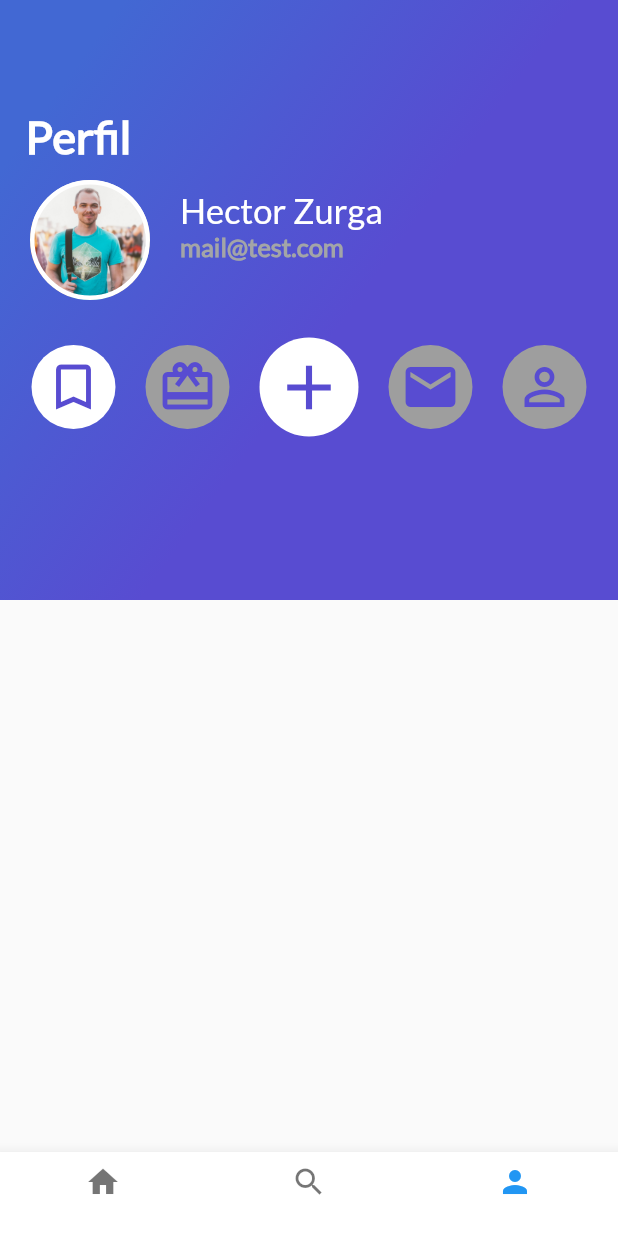
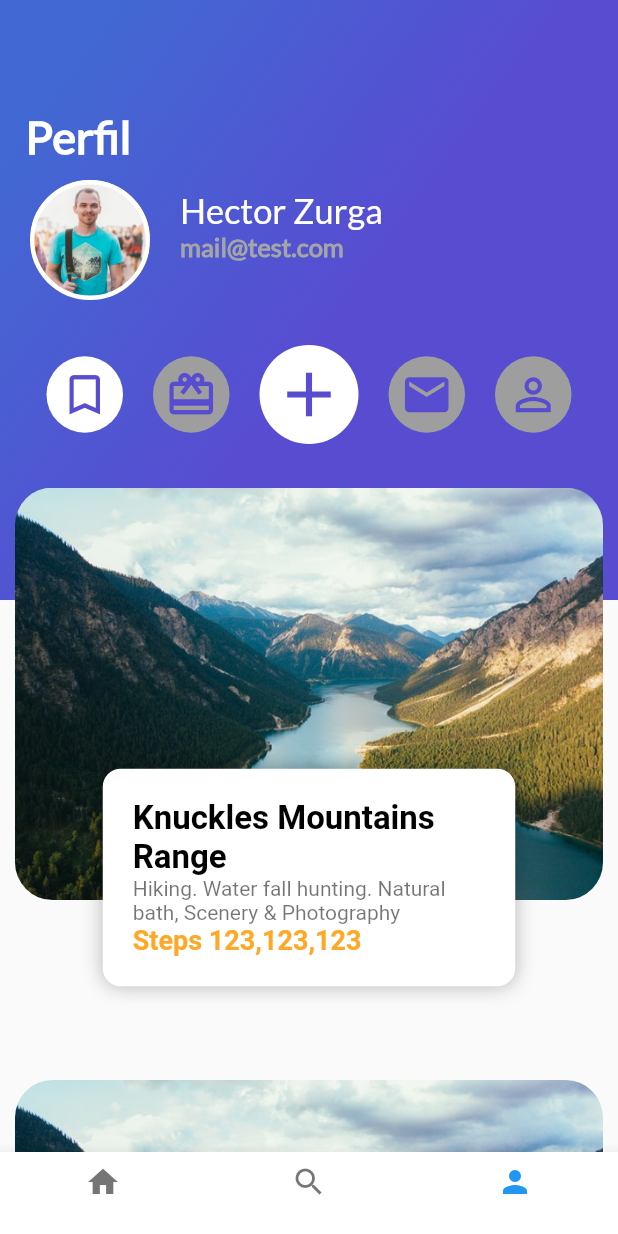
Before and after one commit to HectorZR/flutter-basico, a Flutter app: the screen it shows after launch, item 3 of the bottom bar chosen, on a phone screen of 412 x 824 dp. Run offline on Flutter 3.47's test engine with Material 2 defaults, Android fonts, the phone set to English and light mode, and no system bars.

Commit message:
finished profile view

```diff
--- a/lib/profile_trips.dart
+++ b/lib/profile_trips.dart
@@ -1,16 +1,24 @@
 import 'package:flutter/material.dart';
 import 'profile_view/header_profile.dart';
+import 'gradient_back.dart';
+import 'profile_view/profile_posts_list.dart';
 
 class ProfileTrips extends StatelessWidget {
   @override
   Widget build(BuildContext context) {
-    return Container(
-      // color: Colors.indigo,
-      child: ListView(
-        children: <Widget>[
-          HeaderProfile(),
-        ],
-      ),
+    return ListView(
+      children: <Widget>[
+        Stack(
+          children: <Widget>[
+            GradientBack(
+              title: "Perfil",
+              height: 400.0,
+            ),
+            HeaderProfile(),
+            ProfilePostsList()
+          ],
+        ),
+      ],
     );
   }
 }
--- a/lib/profile_view/header_profile.dart
+++ b/lib/profile_view/header_profile.dart
@@ -7,14 +7,14 @@ import '../utils/button_grey.dart';
 class HeaderProfile extends StatelessWidget {
   @override
   Widget build(BuildContext context) {
-    return Stack(
+    return Column(
       children: <Widget>[
-        GradientBack(
-          title: "Perfil",
-          height: 400.0,
-        ),
+        // GradientBack(
+        //   title: "Perfil",
+        //   height: 400.0,
+        // ),
         Container(
-          padding: EdgeInsets.only(top: 100.0),
+          margin: EdgeInsets.only(top: 100.0),
           child: Row(
             children: <Widget>[
               Photo("assets/img/people.jpg"),
@@ -23,19 +23,19 @@ class HeaderProfile extends StatelessWidget {
           ),
         ),
         Container(
-          margin: EdgeInsets.only(top: 25.0),
+          // margin: EdgeInsets.only(top: 25.0),
           child: Row(
             mainAxisAlignment: MainAxisAlignment.center,
             children: <Widget>[
               ButtonGrey(Icon(Icons.bookmark_border),
-                  iconSize: 40.0, strong: true),
-              ButtonGrey(Icon(Icons.card_giftcard), iconSize: 40.0),
+                  iconSize: 35.0, strong: true),
+              ButtonGrey(Icon(Icons.card_giftcard), iconSize: 35.0),
               ButtonGrey(Icon(Icons.add), iconSize: 50.0, strong: true),
-              ButtonGrey(Icon(Icons.email), iconSize: 40.0),
-              ButtonGrey(Icon(Icons.person_outline), iconSize: 40.0),
+              ButtonGrey(Icon(Icons.email), iconSize: 35.0),
+              ButtonGrey(Icon(Icons.person_outline), iconSize: 35.0),
             ],
           ),
-        )
+        ),
       ],
     );
   }
--- /dev/null
+++ b/lib/profile_view/profile_post.dart
@@ -0,0 +1,82 @@
+import 'package:flutter/material.dart';
+
+class ProfilePost extends StatelessWidget {
+  String imagePath = '';
+  String title;
+  String description;
+  String steps;
+
+  ProfilePost(this.imagePath,
+      {this.title = 'Title',
+      this.description = 'Description 1',
+      this.steps = 'Number of steps'});
+
+  @override
+  Widget build(BuildContext context) {
+    final imageBack = Center(
+      child: Container(
+        margin: EdgeInsets.only(left: 10.0, right: 10.0, bottom: 120.0),
+        height: 275.0,
+        decoration: BoxDecoration(
+          borderRadius: BorderRadius.all(Radius.circular(25.0)),
+          image: DecorationImage(
+            fit: BoxFit.cover,
+            image: AssetImage(this.imagePath),
+          ),
+        ),
+      ),
+    );
+
+    final frontDescription = Container(
+      padding: EdgeInsets.all(20.0),
+      // margin: EdgeInsets.only(top: 180.0),
+      width: 275.0,
+      decoration: BoxDecoration(
+        color: Colors.white,
+        borderRadius: BorderRadius.circular(12.0),
+        boxShadow: <BoxShadow>[
+          BoxShadow(
+            color: Colors.black26,
+            blurRadius: 10.0,
+          )
+        ],
+      ),
+      child: Column(
+        crossAxisAlignment: CrossAxisAlignment.start,
+        children: <Widget>[
+          Text(
+            this.title,
+            style: TextStyle(
+              color: Colors.black,
+              fontWeight: FontWeight.bold,
+              fontSize: 22.0,
+            ),
+          ),
+          Text(
+            this.description,
+            style: TextStyle(
+              color: Colors.black54,
+              fontSize: 14.0,
+            ),
+          ),
+          Text(
+            this.steps,
+            style: TextStyle(
+              color: Colors.orange[400],
+              fontWeight: FontWeight.bold,
+              fontSize: 18.0,
+            ),
+          ),
+        ],
+      ),
+    );
+
+    return Stack(
+      alignment: Alignment(0.0, 0.5),
+      children: <Widget>[
+        imageBack,
+        frontDescription,
+      ],
+    );
+  }
+}
--- /dev/null
+++ b/lib/profile_view/profile_posts_list.dart
@@ -0,0 +1,25 @@
+import 'package:flutter/material.dart';
+import 'profile_post.dart';
+
+class ProfilePostsList extends StatelessWidget {
+  @override
+  Widget build(BuildContext context) {
+    return Container(
+      margin: EdgeInsets.only(top: 325.0),
+      child: Column(
+        // padding: EdgeInsets.only(top: 350.0),
+        children: <Widget>[
+          ProfilePost(
+            "assets/img/river.jpeg",
+            title: 'Knuckles Mountains Range',
+            description:
+                'Hiking. Water fall hunting. Natural bath, Scenery & Photography',
+            steps: 'Steps 123,123,123',
+          ),
+          ProfilePost("assets/img/river.jpeg"),
+          ProfilePost("assets/img/river.jpeg"),
+        ],
+      ),
+    );
+  }
+}
--- a/lib/utils/button_grey.dart
+++ b/lib/utils/button_grey.dart
@@ -15,7 +15,7 @@ class ButtonGrey extends StatelessWidget {
         borderRadius: BorderRadius.circular(50),
         color: this.strong ? Colors.white : Colors.grey,
       ),
-      margin: EdgeInsets.only(top: 200.0, left: 10.0, right: 10.0),
+      margin: EdgeInsets.only(top: 30.0, left: 10.0, right: 10.0),
       child: IconButton(
         icon: this.buttonIcon,
         iconSize: this.iconSize,
```
